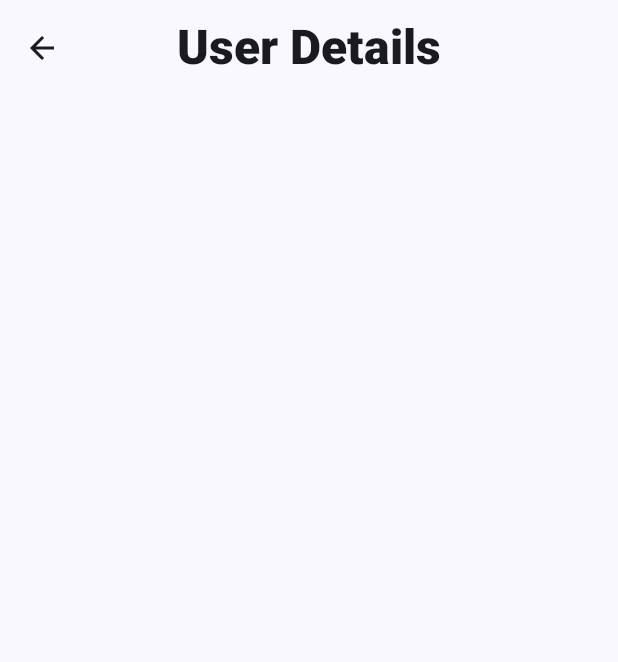
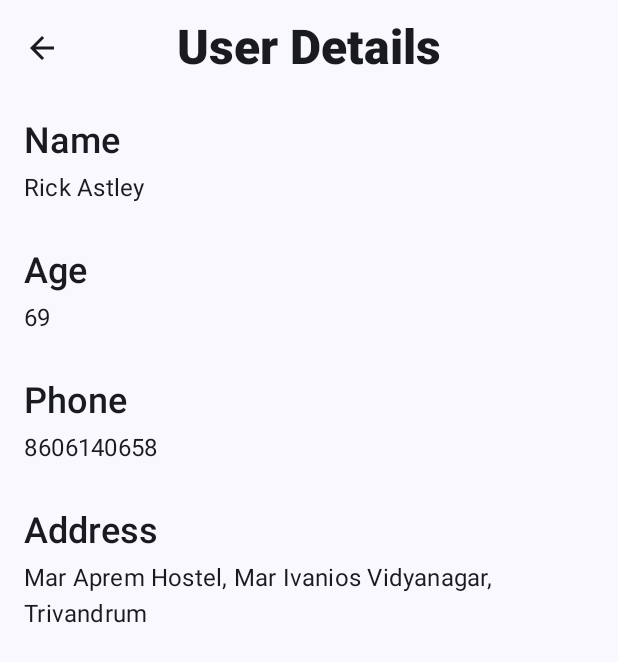
Before and after one commit to BenGeorgeNetto/Hospitally, an Android app built with Jetpack Compose: the UserDetailsScreen screen opened through its navigation route, on a phone screen of 412 x 824 dp. Shown: the top 662 px of the screen. Run offline under Robolectric (Android 15) with nearby library versions, the phone set to English and light mode, and no system bars; libraries missing offline, so code that uses them is left out: com.example.compose.

Commit message:
add userdetails

```diff
--- /dev/null
+++ b/app/src/main/java/com/example/hospitally/data/UserData.kt
@@ -0,0 +1,18 @@
+package com.example.hospitally.data
+
+import com.example.hospitally.data.models.User
+
+class UserData {
+    val data = User(
+        "Rick Astley",
+        69,
+        8606140658,
+        "Mar Aprem Hostel, Mar Ivanios Vidyanagar, Trivandrum"
+    )
+
+    companion object {
+        fun getUserData(): User {
+            return UserData().data
+        }
+    }
+}
--- /dev/null
+++ b/app/src/main/java/com/example/hospitally/data/models/User.kt
@@ -0,0 +1,8 @@
+package com.example.hospitally.data.models
+
+data class User(
+    val name: String,
+    val age: Int,
+    val phone: Long,
+    val address: String
+)
--- a/app/src/main/java/com/example/hospitally/ui/screens/HomeScreen.kt
+++ b/app/src/main/java/com/example/hospitally/ui/screens/HomeScreen.kt
@@ -27,19 +27,21 @@ import androidx.compose.material3.Text
 import androidx.compose.runtime.Composable
 import androidx.compose.ui.Alignment
 import androidx.compose.ui.Modifier
+import androidx.compose.ui.res.stringResource
 import androidx.compose.ui.text.font.FontWeight
 import androidx.compose.ui.text.style.TextAlign
 import androidx.compose.ui.tooling.preview.Preview
 import androidx.compose.ui.unit.dp
 import androidx.navigation.NavController
 import androidx.navigation.compose.rememberNavController
+import com.example.hospitally.R
 import com.example.hospitally.ui.theme.AppTheme
 
 @Composable
 fun HomeScreen(
     navController: NavController
 ) {
-    val name = "Rick Astley"
+    val name = stringResource(R.string.name)
     Scaffold(
         topBar = {
             CenterAlignedTopAppBar(title = {
--- a/app/src/main/java/com/example/hospitally/ui/screens/UserDetailsScreen.kt
+++ b/app/src/main/java/com/example/hospitally/ui/screens/UserDetailsScreen.kt
@@ -1,10 +1,21 @@
 @file:OptIn(ExperimentalMaterial3Api::class)
 
 import android.annotation.SuppressLint
+import androidx.compose.foundation.layout.Arrangement
+import androidx.compose.foundation.layout.Column
+import androidx.compose.foundation.layout.Spacer
+import androidx.compose.foundation.layout.padding
 import androidx.compose.material3.ExperimentalMaterial3Api
+import androidx.compose.material3.MaterialTheme
 import androidx.compose.material3.Scaffold
+import androidx.compose.material3.Surface
+import androidx.compose.material3.Text
 import androidx.compose.runtime.Composable
+import androidx.compose.ui.Alignment
+import androidx.compose.ui.Modifier
+import androidx.compose.ui.unit.dp
 import androidx.navigation.NavController
+import com.example.hospitally.data.UserData
 import com.example.hospitally.ui.components.CustomTopBar
 
 @SuppressLint("UnusedMaterial3ScaffoldPaddingParameter")
@@ -12,15 +23,58 @@ import com.example.hospitally.ui.components.CustomTopBar
 fun UserDetailsScreen(
     navController: NavController
 ) {
-    Scaffold(
-        topBar = {
-            CustomTopBar(
-                text = "User Details",
-                navController
-            )
+    Scaffold(topBar = {
+        CustomTopBar(
+            text = "User Details", navController
+        )
+    }) {
+        val user = UserData.getUserData()
+        Surface(
+            modifier = Modifier.padding(it)
+        ) {
+            Column(
+                modifier = Modifier.padding(16.dp),
+                horizontalAlignment = Alignment.Start,
+                verticalArrangement = Arrangement.spacedBy(8.dp)
+            ) {
+                Text(
+                    text = "Name",
+                    style = MaterialTheme.typography.headlineSmall,
+                )
+                Text(
+                    text = user.name,
+                    style = MaterialTheme.typography.bodyLarge,
+                )
+                Spacer(modifier = Modifier.padding(8.dp))
+                Text(
+                    text = "Age",
+                    style = MaterialTheme.typography.headlineSmall,
+                )
+                Text(
+                    text = user.age.toString(),
+                    style = MaterialTheme.typography.bodyLarge,
+                )
+                Spacer(modifier = Modifier.padding(8.dp))
+                Text(
+                    text = "Phone",
+                    style = MaterialTheme.typography.headlineSmall,
+                )
+                Text(
+                    text = user.phone.toString(),
+                    style = MaterialTheme.typography.bodyLarge,
+                )
+                Spacer(modifier = Modifier.padding(8.dp))
+                Text(
+                    text = "Address",
+                    style = MaterialTheme.typography.headlineSmall,
+                )
+                Text(
+                    text = user.address,
+                    style = MaterialTheme.typography.bodyLarge,
+                )
+            }
+
         }
-    ) {
-
     }
 }
 
--- a/app/src/main/res/values/strings.xml
+++ b/app/src/main/res/values/strings.xml
@@ -1,3 +1,4 @@
 <resources>
     <string name="app_name">Hospitally</string>
+    <string name="name">Rick Astley</string>
 </resources>
```
